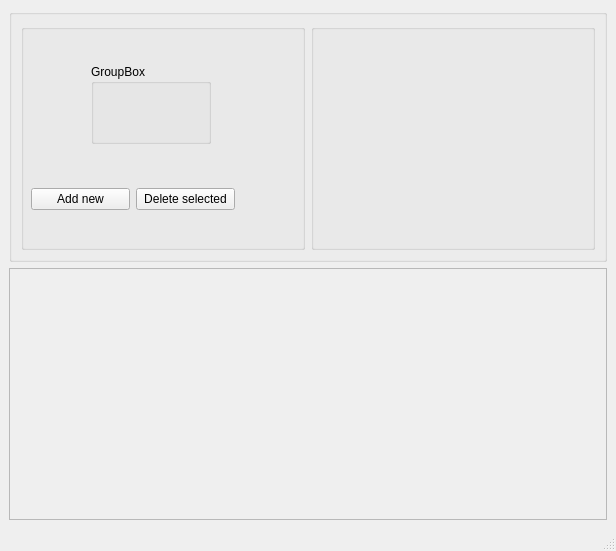
This is lw9/src/view/chartdrawerview.ui in BlackFox101/OOD as Qt 5 draws it before an edit. The edited form follows.
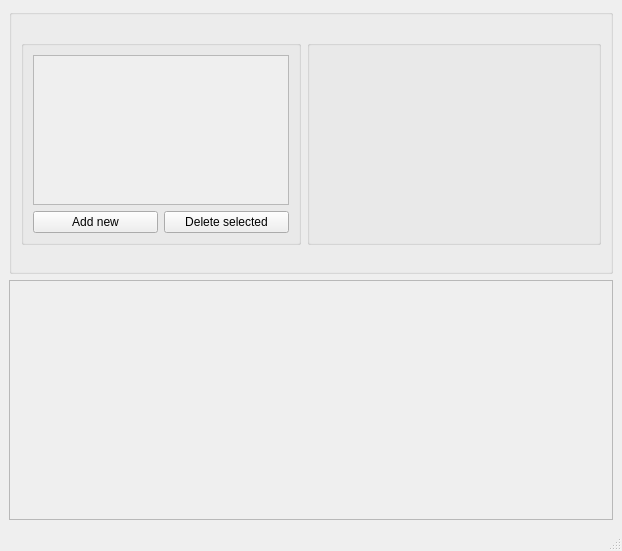
This is the edited form.

The edit to the form file:
```diff
--- a/lw9/src/view/chartdrawerview.ui
+++ b/lw9/src/view/chartdrawerview.ui
@@ -6,7 +6,7 @@
    <rect>
     <x>0</x>
     <y>0</y>
-    <width>616</width>
+    <width>622</width>
     <height>551</height>
    </rect>
   </property>
@@ -23,31 +23,37 @@
       <layout class="QHBoxLayout" name="horizontalLayout">
        <item>
         <widget class="QGroupBox" name="groupBox_2">
+         <property name="maximumSize">
+          <size>
+           <width>280</width>
+           <height>205</height>
+          </size>
+         </property>
          <property name="title">
           <string/>
          </property>
-         <widget class="QGroupBox" name="groupBox_5">
-          <property name="geometry">
-           <rect>
-            <x>70</x>
-            <y>40</y>
-            <width>120</width>
-            <height>80</height>
-           </rect>
-          </property>
-          <property name="title">
-           <string>GroupBox</string>
-          </property>
-         </widget>
-         <widget class="QWidget" name="layoutWidget">
+         <layout class="QVBoxLayout" name="verticalLayout_2">
+          <item>
+           <widget class="QScrollArea" name="itemListScrollArea">
+            <property name="horizontalScrollBarPolicy">
+             <enum>Qt::ScrollBarAlwaysOff</enum>
+            </property>
+            <property name="widgetResizable">
+             <bool>true</bool>
+            </property>
+            <widget class="QWidget" name="scrollAreaWidgetContents">
           <property name="geometry">
            <rect>
-            <x>10</x>
-            <y>160</y>
-            <width>204</width>
-            <height>31</height>
-           </rect>
-          </property>
+               <x>0</x>
+               <y>0</y>
+               <width>250</width>
+               <height>130</height>
+              </rect>
+             </property>
+            </widget>
+           </widget>
+          </item>
+          <item>
           <layout class="QHBoxLayout" name="horizontalLayout_2">
            <item>
             <widget class="QPushButton" name="addNewButton">
@@ -64,11 +70,18 @@
             </widget>
            </item>
           </layout>
-         </widget>
+          </item>
+         </layout>
         </widget>
        </item>
        <item>
         <widget class="QGroupBox" name="groupBox_3">
+         <property name="maximumSize">
+          <size>
+           <width>16777215</width>
+           <height>205</height>
+          </size>
+         </property>
          <property name="title">
           <string/>
          </property>
@@ -79,6 +92,12 @@
     </item>
     <item>
      <widget class="QFrame" name="frame">
+      <property name="minimumSize">
+       <size>
+        <width>600</width>
+        <height>240</height>
+       </size>
+      </property>
       <property name="frameShape">
        <enum>QFrame::StyledPanel</enum>
       </property>
```
Left out of the diff: 2 changed lines with no effect on the pictures. Lines whose indentation alone changed are shown as unchanged.
